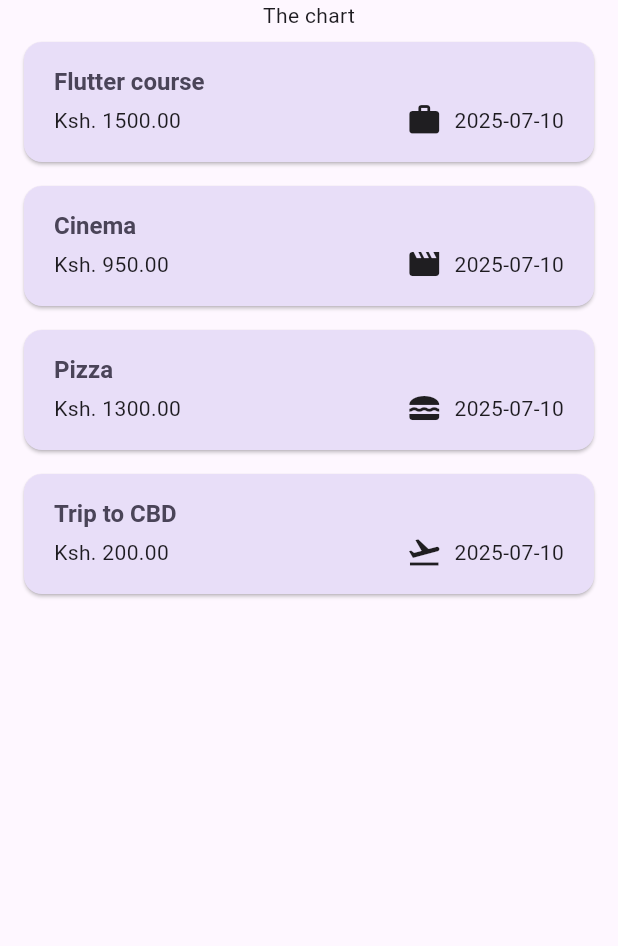
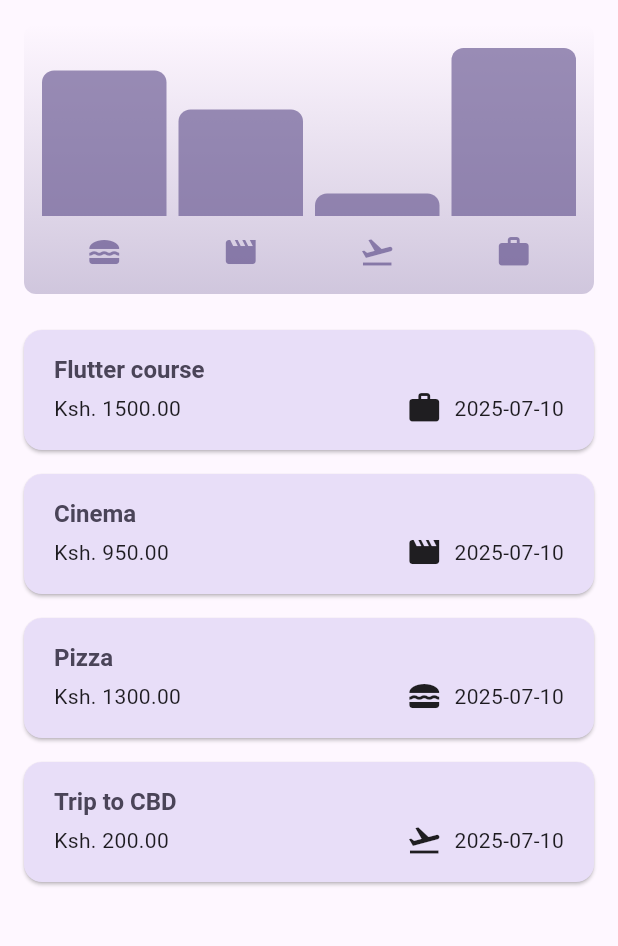
Before and after one commit to HitzCommitted/flutter_expense_tracker, a Flutter app: the screen it shows after launch, on a phone screen of 412 x 824 dp, the part 84-1030 px from its top. Run offline on Flutter 3.47's test engine with Material 3 defaults, Android fonts, the phone set to English and light mode, and no system bars.

Commit message:
basic working expense tracker graphs

```diff
--- a/lib/widgets/expenses.dart
+++ b/lib/widgets/expenses.dart
@@ -2,6 +2,7 @@ import 'package:flutter/material.dart';
 import 'package:flutter_expense_tracker/widgets/expenses_list/expenses_list.dart';
 import 'package:flutter_expense_tracker/models/expense.dart';
 import 'package:flutter_expense_tracker/widgets/new_expense.dart';
+import 'package:flutter_expense_tracker/widgets/chart/chart.dart';
 
 class Expenses extends StatefulWidget {
   const Expenses({super.key});
@@ -101,7 +102,10 @@ class _ExpensesState extends State<Expenses> {
         ],
       ),
       body: Column(
-        children: [const Text('The chart'), Expanded(child: mainContent)],
+        children: [
+          Chart(expenses: _registeredExpenses),
+          Expanded(child: mainContent),
+        ],
       ),
     );
   }
```
